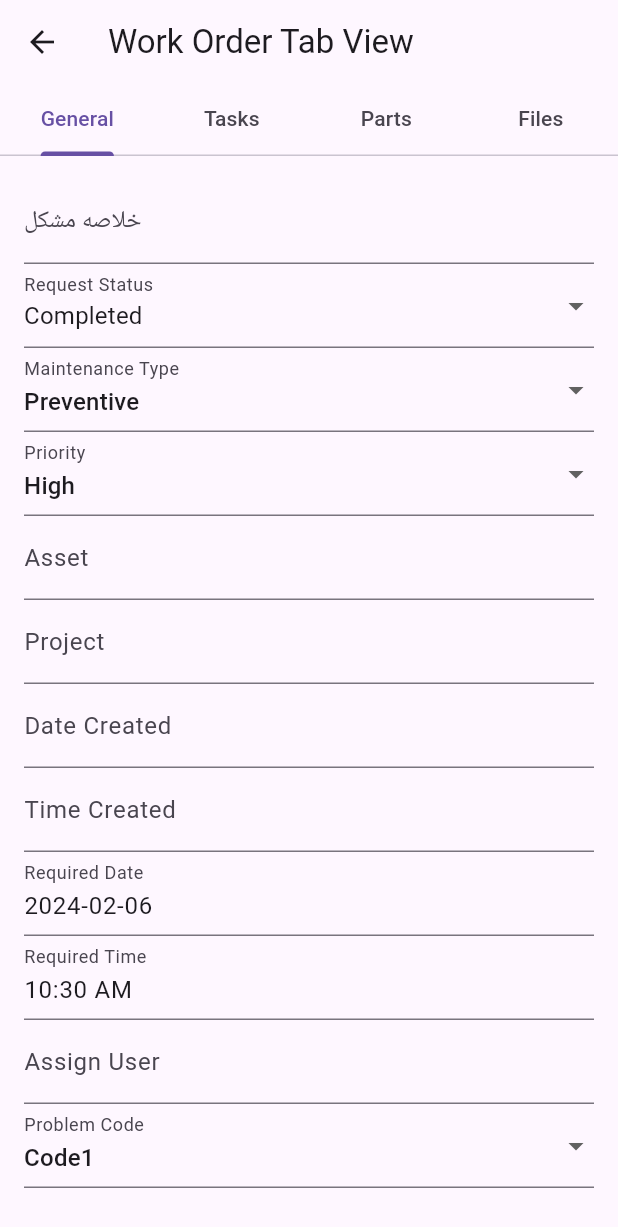
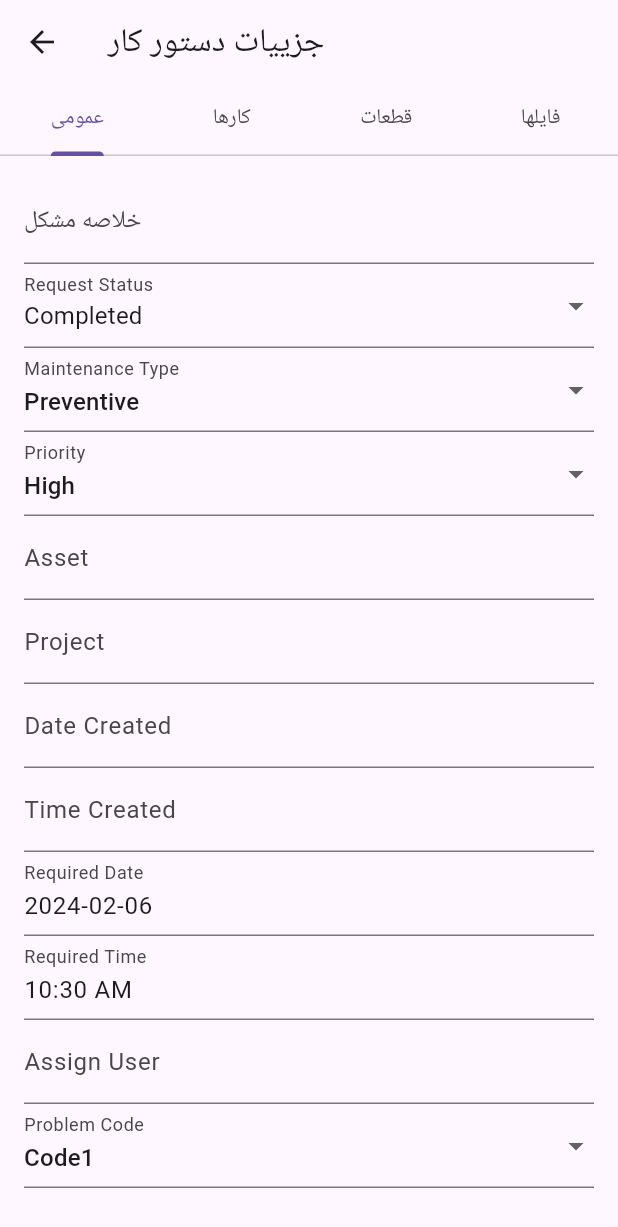
Before and after one commit to serpicokhan/experter2, a Flutter app: the WorkOrderTabView screen opened directly, on a phone screen of 412 x 824 dp. Shown: the top 1227 px of the screen. Run offline on Flutter 3.47's test engine with Material 3 defaults, Android fonts, the phone set to English and light mode, and no system bars; our stand-ins replace charts_flutter, file_picker, firebase_core, firebase_messaging, image_picker, shamsi_date and 1 more; missing offline and left inert: flutter_linear_datepicker, flutter_sound, qr_code_scanner; accounts and stored records are empty.

Commit message:
Update WorkorderTab.dart

```diff
--- a/cmms/lib/pages/WorkorderTab.dart
+++ b/cmms/lib/pages/WorkorderTab.dart
@@ -13,13 +13,13 @@ class _WorkOrderTabViewState extends State<WorkOrderTabView> {
       length: 4,
       child: Scaffold(
         appBar: AppBar(
-          title: Text('Work Order Tab View'),
+          title: Text('جزییات دستور کار'),
           bottom: TabBar(
             tabs: [
-              Tab(text: 'General'),
-              Tab(text: 'Tasks'),
-              Tab(text: 'Parts'),
-              Tab(text: 'Files'),
+              Tab(text: 'عمومی'),
+              Tab(text: 'کارها'),
+              Tab(text: 'قطعات'),
+              Tab(text: 'فایلها'),
             ],
           ),
         ),
@@ -29,15 +29,15 @@ class _WorkOrderTabViewState extends State<WorkOrderTabView> {
             GeneralView(),
             // Tasks Tab
             Center(
-              child: Text('Tasks Content'),
+              child: Text('کارها'),
             ),
             // Parts Tab
             Center(
-              child: Text('Parts Content'),
+              child: Text('قطعات'),
             ),
             // Files Tab
             Center(
-              child: Text('Files Content'),
+              child: Text('پیوست ها'),
             ),
           ],
         ),
```
